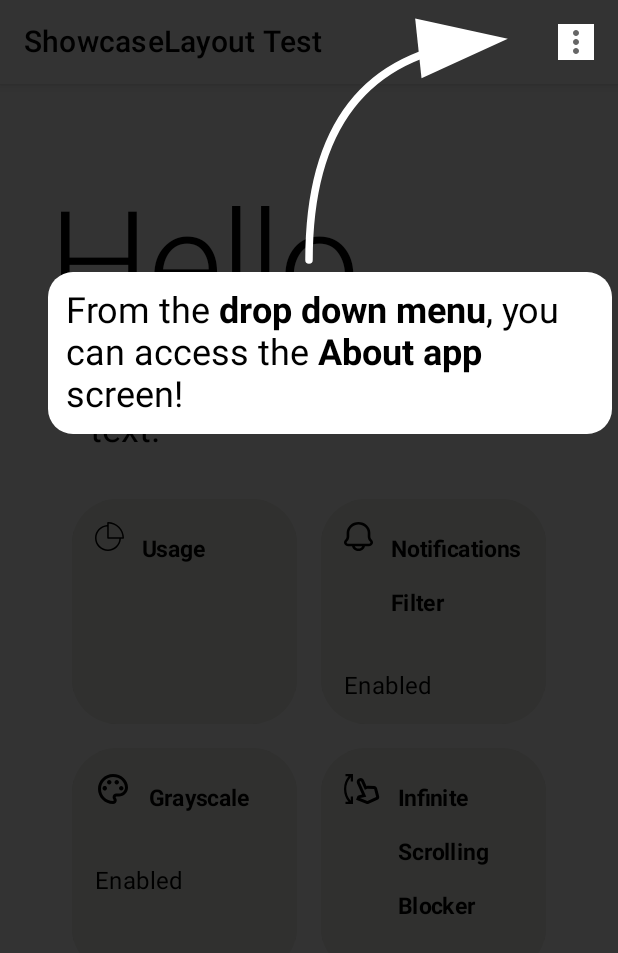
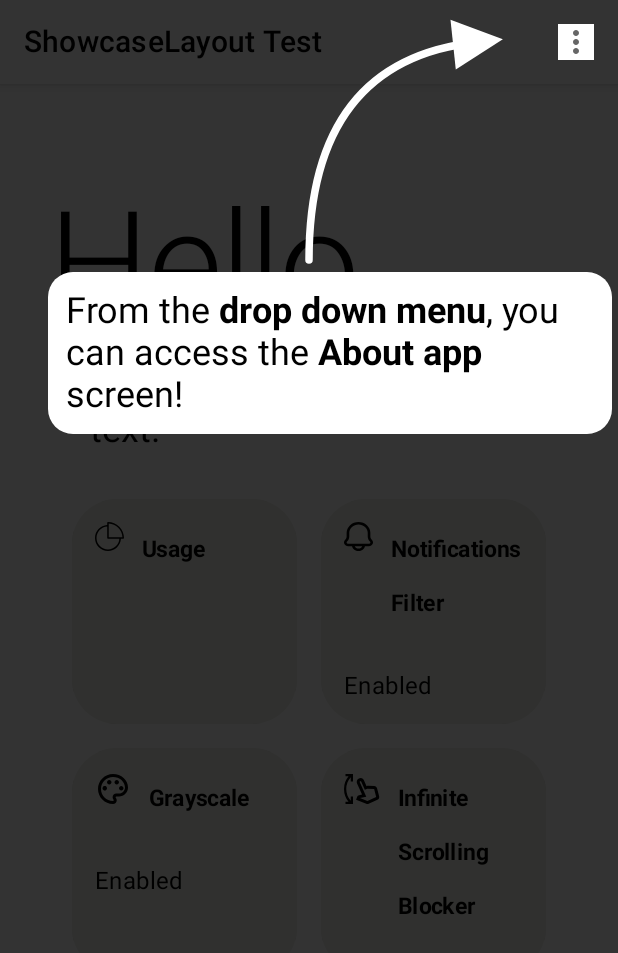
Before and after one commit to tahaak67/ShowcaseLayoutCompose, an Android app built with Jetpack Compose: the screen it shows after launch (MainActivity), after a tap on "Hi there, this is just some text.", on a phone screen of 412 x 824 dp. Shown: the top 953 px of the screen. Run offline under Robolectric (Android 15) with nearby library versions, the phone set to English and light mode, and no system bars; 2 other taps on this screen came first.

Commit message:
Add arrow head size

```diff
--- a/app/src/main/java/ly/com/tahaben/showcaselayoutcompose/ui/MainScreen.kt
+++ b/app/src/main/java/ly/com/tahaben/showcaselayoutcompose/ui/MainScreen.kt
@@ -261,7 +261,7 @@ fun MainScreen(
                             ),
                             msgBackground = MaterialTheme.colors.primary,
                             gravity = Gravity.Top,
-                            arrow = Arrow(color = MaterialTheme.colors.primary, targetFrom = Side.Top),
+                            arrow = Arrow(color = MaterialTheme.colors.primary, targetFrom = Side.Top, headSize = 30f),
                             enterAnim = MsgAnimation.FadeInOut(),
                             exitAnim = MsgAnimation.FadeInOut()
                         )).showcase(index =6, message =
@@ -273,7 +273,7 @@ fun MainScreen(
                             ),
                             msgBackground = MaterialTheme.colors.primary,
                             gravity = Gravity.Top,
-                            arrow = Arrow(color = MaterialTheme.colors.primary, targetFrom = Side.Right),
+                            arrow = Arrow(color = MaterialTheme.colors.primary, targetFrom = Side.Right, headSize = 35f),
                             enterAnim = MsgAnimation.FadeInOut(),
                             exitAnim = MsgAnimation.FadeInOut()
                         )),
@@ -292,7 +292,7 @@ fun MainScreen(
                             ),
                             msgBackground = MaterialTheme.colors.primary,
                             gravity = Gravity.Top,
-                            arrow = Arrow(color = MaterialTheme.colors.primary, targetFrom = Side.Left),
+                            arrow = Arrow(color = MaterialTheme.colors.primary, targetFrom = Side.Left, headSize = 45f),
                             enterAnim = MsgAnimation.FadeInOut(),
                             exitAnim = MsgAnimation.FadeInOut()
                         )),
--- a/showcase-layout-compose/src/commonMain/kotlin/ly/com/tahaben/showcase_layout_compose/model/Arrow.kt
+++ b/showcase-layout-compose/src/commonMain/kotlin/ly/com/tahaben/showcase_layout_compose/model/Arrow.kt
@@ -25,6 +25,8 @@ import androidx.compose.ui.graphics.Color
  * @param targetFrom the direction from where the arrow will point at the target, Ex: Side.Right.
  * @param curved draw a curvy arrow from the middle of the screen to target, works best if the target is on the right/left edge of screen.
  * @param animationDuration the time taken to animate the arrow in milliseconds.
+ * @param hasHead if false only the line will be drawn without the arrow head.
+ * @param headSize size of the arrow head default is 25.
  * @param color color of the arrow.
  **/
 
@@ -33,5 +35,6 @@ data class Arrow(
     val curved: Boolean = false,
     val animationDuration: Int = 1000,
     val hasHead: Boolean = true,
+    val headSize: Float = 25f,
     val color: Color = Color.White
 )
--- a/showcase-layout-compose/src/commonMain/kotlin/ly/com/tahaben/showcase_layout_compose/ui/ShowcaseLayout.kt
+++ b/showcase-layout-compose/src/commonMain/kotlin/ly/com/tahaben/showcase_layout_compose/ui/ShowcaseLayout.kt
@@ -50,6 +50,7 @@ import kotlinx.coroutines.flow.collectLatest
 import kotlinx.coroutines.launch
 import ly.com.tahaben.showcase_layout_compose.domain.Level
 import ly.com.tahaben.showcase_layout_compose.domain.ShowcaseEventListener
+import ly.com.tahaben.showcase_layout_compose.model.Arrow
 import ly.com.tahaben.showcase_layout_compose.model.Gravity
 import ly.com.tahaben.showcase_layout_compose.model.MsgAnimation
 import ly.com.tahaben.showcase_layout_compose.model.ShowcaseData
@@ -346,6 +347,7 @@ fun ShowcaseLayout(
                         alpha = 0.80f,
                     )
                     val hasArrowHead = message?.arrow?.hasHead == true
+                    val arrowHeadMargin = (message?.arrow?.headSize ?: Arrow().headSize) + 25
 
                     if (currentIndex > 0 && shouldDrawArrow) {
                         /** draw arrow line */
@@ -375,7 +377,7 @@ fun ShowcaseLayout(
                                         )
                                         lineTo(
                                             offset.x + (itemSize.width / 2),
-                                            if (hasArrowHead) offset.y - 50 else offset.y
+                                            if (hasArrowHead) offset.y - arrowHeadMargin else offset.y
                                         )
                                     }
 
@@ -386,7 +388,7 @@ fun ShowcaseLayout(
                                         )
                                         lineTo(
                                             offset.x + (itemSize.width / 2),
-                                            if (hasArrowHead) offset.y + itemSize.height + 50 else offset.y + itemSize.height
+                                            if (hasArrowHead) offset.y + itemSize.height + arrowHeadMargin else offset.y + itemSize.height
                                         )
                                     }
 
@@ -396,7 +398,7 @@ fun ShowcaseLayout(
                                             offset.y + (itemSize.height / 2)
                                         )
                                         lineTo(
-                                            if (hasArrowHead) offset.x - 50 else offset.x,
+                                            if (hasArrowHead) offset.x - arrowHeadMargin else offset.x,
                                             offset.y + (itemSize.height / 2)
                                         )
                                     }
@@ -407,7 +409,7 @@ fun ShowcaseLayout(
                                             offset.y + (itemSize.height / 2)
                                         )
                                         lineTo(
-                                            if (hasArrowHead) offset.x + itemSize.width + 50 else offset.x + itemSize.width,
+                                            if (hasArrowHead) offset.x + itemSize.width + arrowHeadMargin else offset.x + itemSize.width,
                                             offset.y + (itemSize.height / 2)
                                         )
                                     }
@@ -444,6 +446,7 @@ fun ShowcaseLayout(
 
                         /** draw the arrow head (and rotate if needed) */
                         if (message?.arrow?.hasHead == true) {
+                            val arrowSize = message?.arrow?.headSize ?: Arrow().headSize
                             val x = pos[0]
                             val y = pos[1]
                             val degrees = -atan2(tan[0], tan[1]) * (180f / PI.toFloat()) - 180f
@@ -454,9 +457,9 @@ fun ShowcaseLayout(
                             rotate(degrees = degrees, pivot = Offset(x, y)) {
                                 drawPath(
                                     path = Path().apply {
-                                        moveTo(x, y - 30f)
-                                        lineTo(x - 30f, y + 60f)
-                                        lineTo(x + 30f, y + 60f)
+                                        moveTo(x, y - arrowSize)
+                                        lineTo(x - arrowSize, y + arrowSize)
+                                        lineTo(x + arrowSize, y + arrowSize)
                                         close()
                                     },
                                     color = arrowColor,
```
